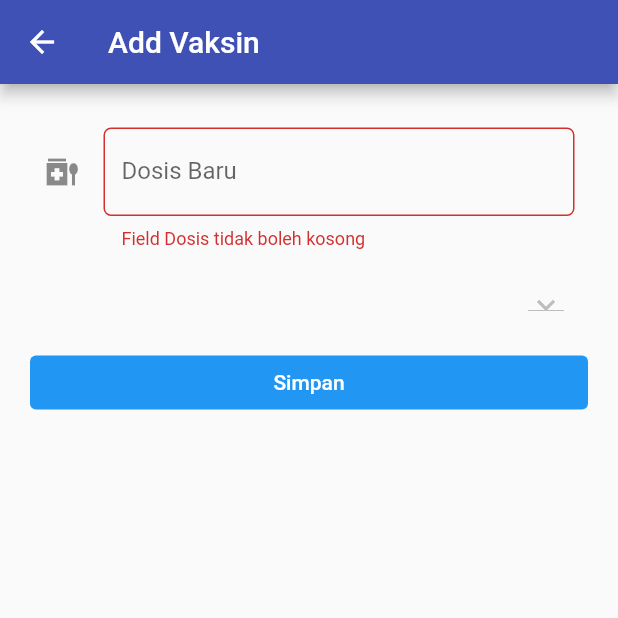
After one commit to Nicholas-Sidharta12365/medstem-apk, a Flutter app: the EditDosePage screen opened directly, after a tap on "Simpan", on a phone screen of 412 x 824 dp, the top half of it. The commit adds this screen. Run offline on Flutter 3.47's test engine with Material 2 defaults, Android fonts, the phone set to English and light mode, and no system bars; our stand-ins replace flutter_speed_dial; missing offline and left inert: pbp_django_auth.

Commit message:
add edit_dose

```diff
--- /dev/null
+++ b/lib/pages/vaksin/edit_dose.dart
@@ -0,0 +1,152 @@
+import 'dart:convert';
+import 'package:medstem/widgets/drawer.dart';
+import 'package:flutter/material.dart';
+import 'package:http/http.dart' as http;
+import 'package:medstem/model/vaccine_data.dart';
+import 'package:flutter/services.dart';
+import 'package:medstem/pages/vaksin/vaccine_data_page.dart';
+
+import 'package:provider/provider.dart';
+import 'package:pbp_django_auth/pbp_django_auth.dart';
+
+class EditDosePage extends StatefulWidget {
+  const EditDosePage({Key? key}) : super(key: key);
+
+  @override
+  _EditDosePageState createState() => _EditDosePageState();
+}
+
+class _EditDosePageState extends State<EditDosePage> {
+  String newDose = '';
+  String vaksin = 'sinovac';
+  List<String> data_vaksin = VaccineDetails.dataSaved;
+
+  final GlobalKey<FormState> _formKey = GlobalKey();
+
+  @override
+  Widget build (BuildContext context) {
+    final request = context.watch<CookieRequest>();
+    return Scaffold(
+      appBar: AppBar(title: const Text('Add Vaksin')),
+      body: Form(
+        key: _formKey,
+        child: SingleChildScrollView(
+          child: Container(
+            padding: const EdgeInsets.all(20.0),
+            child: Column(
+              children: [
+                Padding(
+                  padding: const EdgeInsets.all(9.0),
+                  child: TextFormField(
+                    decoration: InputDecoration(
+                      hintText: "e.g: 10.0",
+                      labelText: 'Dosis Baru',
+                      icon: const Icon(Icons.medication_liquid_outlined),
+                      border: OutlineInputBorder(
+                        borderRadius: BorderRadius.circular(5.0),
+                      )
+                    ),
+                    keyboardType: TextInputType.numberWithOptions(decimal: true),
+                    inputFormatters: <TextInputFormatter>[
+                                        FilteringTextInputFormatter.allow(RegExp(r'^\d+\.?\d*')),],
+                    onChanged: (value) {
+                      setState(() {
+                        newDose = value;
+                      });
+                    },
+                    validator: (String? value) {
+                      if (value == null || value.isEmpty) {
+                        return "Field Dosis tidak boleh kosong";
+                      }
+                      return null;
+                    },
+                  )
+                ),
+                ListTile(
+                trailing: DropdownButton(
+                    alignment: AlignmentDirectional.topEnd,
+                    value: vaksin,
+                    icon: const Icon(Icons.keyboard_arrow_down),
+                    items: data_vaksin.map((String items) {
+                    return DropdownMenuItem(
+                        child: Text(items, textAlign: TextAlign.center),
+                        value: items,
+                    );
+
+                    }).toList(),
+                    onChanged: (String? newValue) {
+                    setState(() {
+                        vaksin = newValue!;
+                    });
+                    },
+                ),
+              ),
+              Column(
+                crossAxisAlignment: CrossAxisAlignment.stretch,
+                mainAxisAlignment: MainAxisAlignment.end,
+                children: [
+
+                TextButton(
+                  child: const Text(
+                    "Simpan",
+                    style: TextStyle(color: Colors.white),
+                  ),
+                  style: ButtonStyle(
+                    backgroundColor: MaterialStateProperty.all(Colors.blue),
+                  ),
+                  onPressed: () async {
+                    if (_formKey.currentState!.validate()) {
+                      final response = await request.post(
+                        'https://medstem.up.railway.app/vaksin/flutter-edit/',
+                         jsonEncode(<String, String>{
+                                    'name': vaksin,
+                                    'dose': newDose,
+                                  })
+                      );
+                      Navigator.push(
+                                    context,
+                                    MaterialPageRoute(
+                                        builder: (context) => const VaccineDataPage()));
+                      showDialog(
+                        context: context,
+                        builder: (context) {
+                          return Dialog(
+                            shape: RoundedRectangleBorder(
+                              borderRadius: BorderRadius.circular(10),
+                            ),
+                            elevation: 15,
+                            child: Container(
+                              child: ListView(
+                                padding: const EdgeInsets.only(top: 20, bottom: 20),
+                                shrinkWrap: true,
+                                children: <Widget>[
+                                  const SizedBox(height: 20),
+                                  // TODO: Munculkan informasi yang didapat dari form
+                                  const Text(
+                                    'Data berhasil ditambahkan',
+                                    textAlign: TextAlign.center,
+                                  ),
+                                  TextButton(
+                                    onPressed: () {
+                                      Navigator.pop(context);
+                                    },
+                                    child: const Text('Kembali'),
+                                  ),
+                                ],
+                              ),
+                            ),
+                          );
+                        }
+                      );
+                    }
+                  },
+                ),
+              ],)
+              ],
+              )
+          )
+        )
+      )
+    );
+  }
+}
--- a/lib/widgets/drawer.dart
+++ b/lib/widgets/drawer.dart
@@ -55,6 +55,7 @@ class _MyDrawer extends State<DrawerClass> {
               );
             },
           ),
+
           ListTile(
             leading: Icon(Icons.vaccines),
             title: Text("Vaksin"),
```
Also changed, not shown: lib/pages/vaksin/vaccine_add.dart (+7 -1 lines), lib/pages/vaksin/vaccine_data_page.dart (+93 -3 lines), lib/pages/vaksin/vaccine_user.dart (added, +179 -0 lines).
